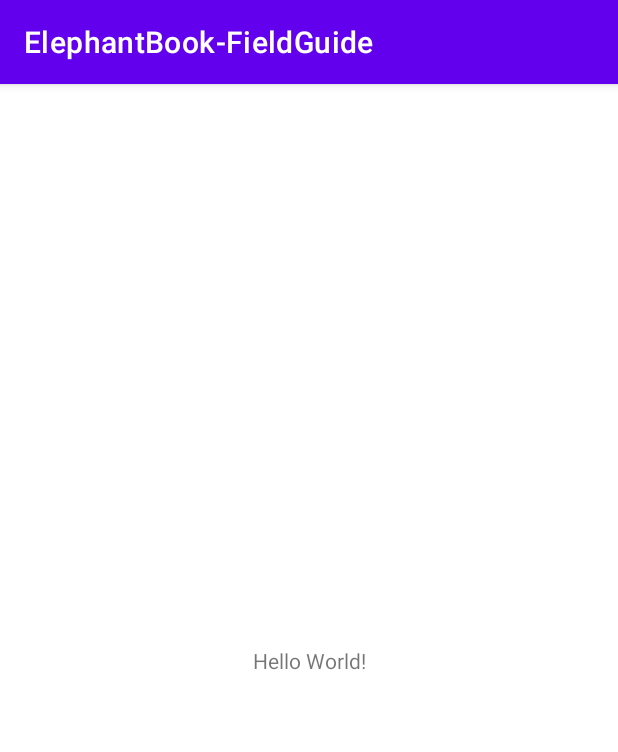
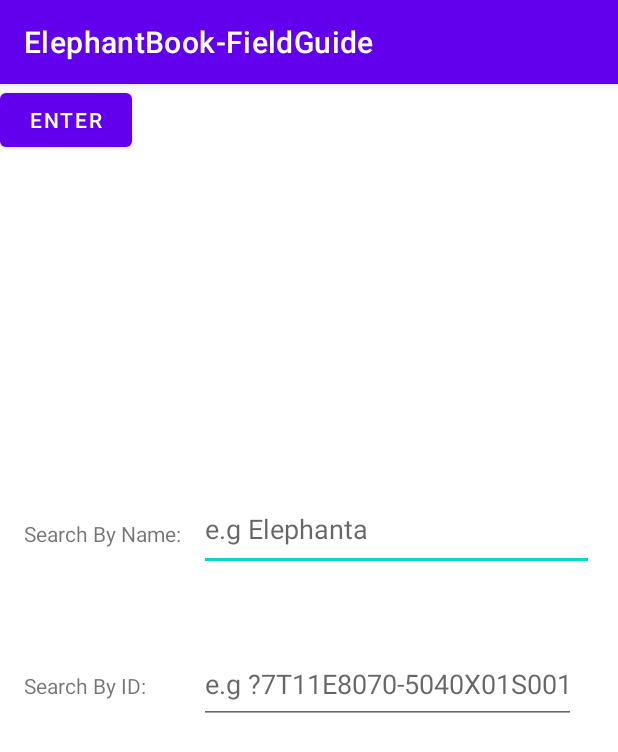
Before and after one commit to Aasiya3/ElephantBook_FieldGuide, an Android app: the screen it shows after launch (MainActivity), on a phone screen of 412 x 824 dp. Shown: the top 752 px of the screen. Run offline under Robolectric (Android 15) with nearby library versions, the phone set to English and light mode, and no system bars; our stand-ins replace navigation-ui.

Commit message:
search screen activity and xml without intent complete

```diff
--- a/app/src/main/java/com/example/elephantbook_fieldguide/MainActivity.kt
+++ b/app/src/main/java/com/example/elephantbook_fieldguide/MainActivity.kt
@@ -1,11 +1,72 @@
-package com.example.elephantbook_fieldguide
+package com.example.elephantbook_fieldguide;
 
+
+import android.content.Intent
+import android.app.Activity
+
+import android.os.Bundle
+import com.google.android.material.snackbar.Snackbar
 import androidx.appcompat.app.AppCompatActivity
-import android.os.Bundle
+//import androidx.navigation.findNavController
+//import androidx.navigation.ui.AppBarConfiguration
+//import androidx.navigation.ui.navigateUp
+//import androidx.navigation.ui.setupActionBarWithNavController
+import android.view.Menu
+import android.view.MenuItem
+import android.view.View
+import android.widget.Button
+import android.widget.EditText
+import com.example.elephantbook_fieldguide.R
+import com.example.elephantbook_fieldguide.R.layout.activity_main
+//import com.example.elephantbook_fieldguide.databinding.ActivityMainBinding
+//import com.example.elephantbook_fieldguide.dummy
+//const val EXTRA_MESSAGE = "com.example.elephantbook_fieldguide.elephant"
+public class MainActivity : AppCompatActivity() {
 
-class MainActivity : AppCompatActivity() {
+    //declare string to hold the user input for elephant
+//val elephant: String
+
+//this is the user input
+//EditText elephant_input;
+
     override fun onCreate(savedInstanceState: Bundle?) {
         super.onCreate(savedInstanceState)
         setContentView(R.layout.activity_main)
+
+
+        // declare the button and state what its going to do
+        // which is open a second activity which will
+        // access our single elephant value that the user
+        // gave in only ONE of the two text box options
+
+        // depending on how search will be done, may need to make two
+        // intents seperate depending on which box the user decides to
+        // search in
+        val button = findViewById<Button>(R.id.button)
+        button.setOnClickListener {
+            fun sendElephant(view: View) {
+                val editText = findViewById<EditText>(R.id.search_name)
+                val elephant = editText.text.toString()
+                //val intent = Intent(this, dummy::class.java).apply {
+                  //  putExtra(EXTRA_MESSAGE, elephant)
+                //}
+               // startActivity(intent)
+            }
+            // send elephant input to search activity
+            // by making an intent that holds this current activity
+            // and the next activity
+            //elephant = elephant_input.getText().toString()
+
+            //may be able to get elephant input like this ?
+            // elephant = findViewByI<EditText>d (R.id.elephant_input)
+
+            //make an intent that starts the activity
+            //val intent = Intent(this, dummy_search_activity.class)
+            //put extra stores name of data and data itself to be extended
+            // to the intent target activity
+            //intent.putExtra("elephant",elephant)
+            //start that activity
+            //startActivity(intent)
+        }
     }
 }
--- a/app/src/main/res/layout/activity_main.xml
+++ b/app/src/main/res/layout/activity_main.xml
@@ -6,13 +6,63 @@
     android:layout_height="match_parent"
     tools:context=".MainActivity">
 
+
+    <EditText
+        android:id="@+id/search_name"
+        android:layout_width="263dp"
+        android:layout_height="55dp"
+        android:hint="e.g Elephanta"
+        android:inputType="text"
+        app:layout_constraintBottom_toBottomOf="parent"
+        app:layout_constraintEnd_toEndOf="parent"
+        app:layout_constraintHorizontal_bias="0.891"
+        app:layout_constraintStart_toStartOf="parent"
+        app:layout_constraintTop_toTopOf="parent"
+        app:layout_constraintVertical_bias="0.378"
+        tools:ignore="DuplicateIds" />
+
+    <EditText
+        android:id="@+id/search_ID"
+        android:layout_width="251dp"
+        android:layout_height="53dp"
+        android:hint="e.g ?7T11E8070-5040X01S001"
+        android:inputType="text"
+        app:layout_constraintBottom_toBottomOf="parent"
+        app:layout_constraintEnd_toEndOf="parent"
+        app:layout_constraintHorizontal_bias="0.825"
+        app:layout_constraintStart_toStartOf="parent"
+        app:layout_constraintTop_toTopOf="parent"
+        app:layout_constraintVertical_bias="0.522" />
+
     <TextView
+        android:layout_width="180dp"
+        android:layout_height="35dp"
+        android:text="Search By Name:"
+        app:layout_constraintBottom_toBottomOf="parent"
+        app:layout_constraintHorizontal_bias="0.069"
+        app:layout_constraintLeft_toLeftOf="parent"
+        app:layout_constraintRight_toRightOf="parent"
+        app:layout_constraintTop_toTopOf="parent"
+        app:layout_constraintVertical_bias="0.396" />
+
+    <TextView
+        android:layout_width="180dp"
+        android:layout_height="35dp"
+        android:text="Search By ID:"
+        app:layout_constraintBottom_toBottomOf="parent"
+        app:layout_constraintHorizontal_bias="0.069"
+        app:layout_constraintLeft_toLeftOf="parent"
+        app:layout_constraintRight_toRightOf="parent"
+        app:layout_constraintTop_toTopOf="parent"
+        app:layout_constraintVertical_bias="0.534" />
+
+    <Button
+        android:id="@+id/button"
         android:layout_width="wrap_content"
         android:layout_height="wrap_content"
-        android:text="Hello World!"
-        app:layout_constraintBottom_toBottomOf="parent"
-        app:layout_constraintLeft_toLeftOf="parent"
-        app:layout_constraintRight_toRightOf="parent"
-        app:layout_constraintTop_toTopOf="parent" />
+        android:text="ENTER"
+        tools:ignore="MissingConstraints"
+        tools:layout_editor_absoluteX="161dp"
+        tools:layout_editor_absoluteY="449dp" />
 
 </androidx.constraintlayout.widget.ConstraintLayout>
```
